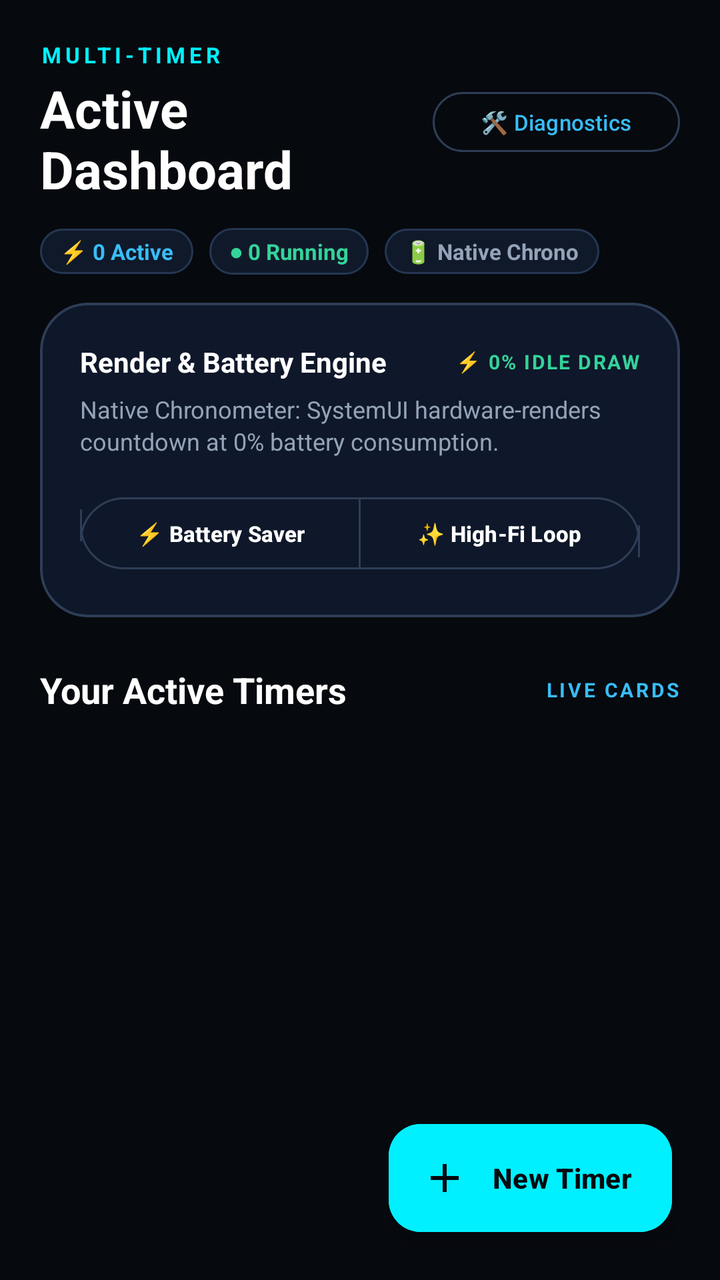
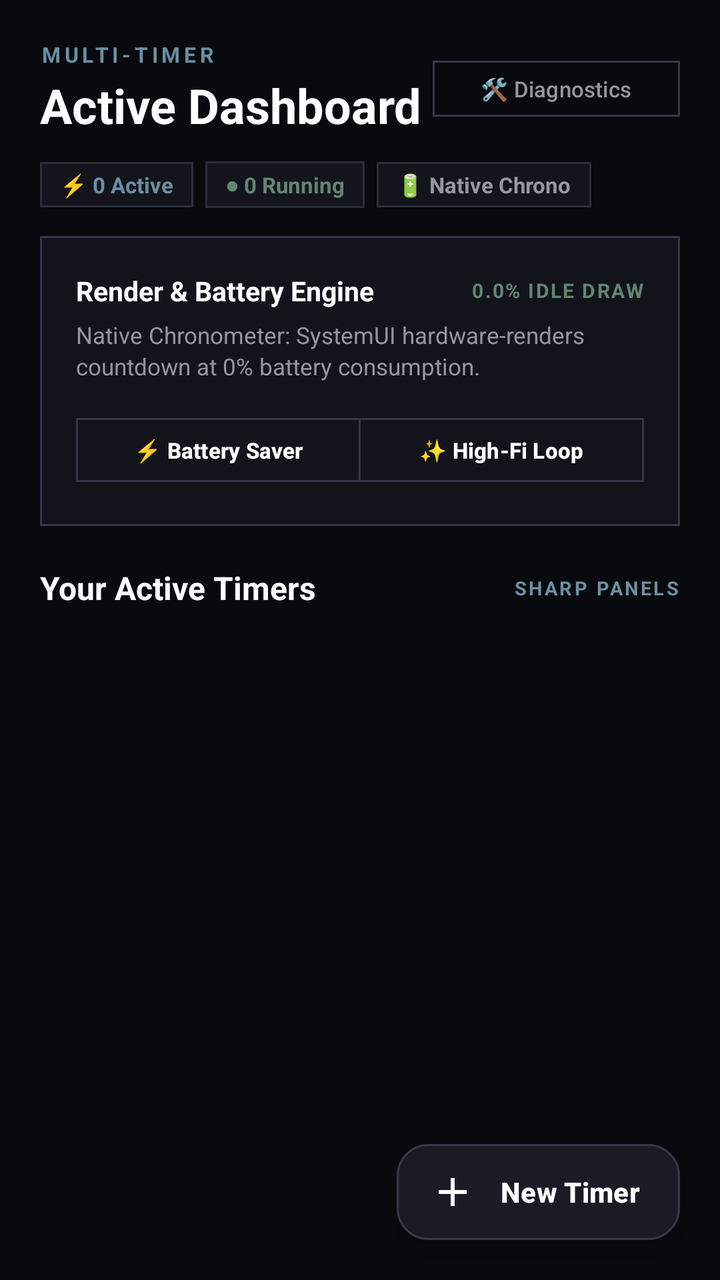

Screens rendered from an Android XML layout before and after an edit, with the pre-edit source and the edit as a unified diff.
<!-- AndroidManifest.xml: application theme Theme.MultiTimer -->
<!-- res/layout/activity_main.xml -->
<?xml version="1.0" encoding="utf-8"?>
<androidx.coordinatorlayout.widget.CoordinatorLayout xmlns:android="http://schemas.android.com/apk/res/android"
    xmlns:app="http://schemas.android.com/apk/res-auto"
    android:layout_width="match_parent"
    android:layout_height="match_parent"
    android:background="@color/bg_dark">

    <com.google.android.material.appbar.AppBarLayout
        android:layout_width="match_parent"
        android:layout_height="wrap_content"
        android:background="@color/bg_dark"
        app:elevation="0dp">

        <LinearLayout
            android:layout_width="match_parent"
            android:layout_height="wrap_content"
            android:gravity="center_vertical"
            android:orientation="horizontal"
            android:paddingStart="20dp"
            android:paddingTop="20dp"
            android:paddingEnd="20dp"
            android:paddingBottom="12dp">

            <LinearLayout
                android:layout_width="0dp"
                android:layout_height="wrap_content"
                android:layout_weight="1"
                android:orientation="vertical">

                <TextView
                    android:layout_width="wrap_content"
                    android:layout_height="wrap_content"
                    android:text="MULTI-TIMER"
                    android:textColor="@color/primary_neon"
                    android:textSize="11sp"
                    android:letterSpacing="0.18"
                    android:textStyle="bold" />

                <TextView
                    android:layout_width="wrap_content"
                    android:layout_height="wrap_content"
                    android:layout_marginTop="2dp"
                    android:text="Active Dashboard"
                    android:textColor="@color/text_main"
                    android:textSize="26sp"
                    android:textStyle="bold" />
            </LinearLayout>

            <com.google.android.material.button.MaterialButton
                android:id="@+id/btn_diagnostics"
                style="?attr/materialButtonOutlinedStyle"
                android:layout_width="wrap_content"
                android:layout_height="38dp"
                android:text="🛠️ Diagnostics"
                android:textColor="@color/primary"
                android:textSize="11sp"
                app:cornerRadius="19dp"
                app:strokeColor="@color/surface_card_stroke_bright" />
        </LinearLayout>

        
        <LinearLayout
            android:layout_width="match_parent"
            android:layout_height="wrap_content"
            android:orientation="horizontal"
            android:paddingStart="20dp"
            android:paddingEnd="20dp"
            android:paddingBottom="14dp">

            <TextView
                android:id="@+id/text_stat_active"
                android:layout_width="wrap_content"
                android:layout_height="wrap_content"
                android:background="@drawable/btn_strategy_bg"
                android:paddingStart="10dp"
                android:paddingTop="4dp"
                android:paddingEnd="10dp"
                android:paddingBottom="4dp"
                android:text="⚡ 0 Active"
                android:textColor="@color/primary"
                android:textSize="11sp"
                android:textStyle="bold"
                android:layout_marginEnd="8dp" />

            <TextView
                android:id="@+id/text_stat_running"
                android:layout_width="wrap_content"
                android:layout_height="wrap_content"
                android:background="@drawable/btn_strategy_bg"
                android:paddingStart="10dp"
                android:paddingTop="4dp"
                android:paddingEnd="10dp"
                android:paddingBottom="4dp"
                android:text="● 0 Running"
                android:textColor="@color/accent_glow"
                android:textSize="11sp"
                android:textStyle="bold"
                android:layout_marginEnd="8dp" />

            <TextView
                android:id="@+id/text_stat_engine"
                android:layout_width="wrap_content"
                android:layout_height="wrap_content"
                android:background="@drawable/btn_strategy_bg"
                android:paddingStart="10dp"
                android:paddingTop="4dp"
                android:paddingEnd="10dp"
                android:paddingBottom="4dp"
                android:text="🔋 Native Chrono"
                android:textColor="@color/text_sub"
                android:textSize="11sp"
                android:textStyle="bold" />
        </LinearLayout>

    </com.google.android.material.appbar.AppBarLayout>

    <androidx.core.widget.NestedScrollView
        android:layout_width="match_parent"
        android:layout_height="match_parent"
        app:layout_behavior="@string/appbar_scrolling_view_behavior">

        <LinearLayout
            android:layout_width="match_parent"
            android:layout_height="wrap_content"
            android:orientation="vertical"
            android:paddingStart="20dp"
            android:paddingEnd="20dp"
            android:paddingBottom="120dp">

            
            <com.google.android.material.card.MaterialCardView
                android:layout_width="match_parent"
                android:layout_height="wrap_content"
                android:layout_marginBottom="24dp"
                app:cardBackgroundColor="@color/surface_card"
                app:cardCornerRadius="24dp"
                app:cardElevation="0dp"
                app:strokeColor="@color/surface_card_stroke_bright"
                app:strokeWidth="1.2dp">

                <LinearLayout
                    android:layout_width="match_parent"
                    android:layout_height="wrap_content"
                    android:orientation="vertical"
                    android:padding="20dp">

                    <LinearLayout
                        android:layout_width="match_parent"
                        android:layout_height="wrap_content"
                        android:gravity="center_vertical"
                        android:orientation="horizontal">

                        <TextView
                            android:layout_width="0dp"
                            android:layout_height="wrap_content"
                            android:layout_weight="1"
                            android:text="Render &amp; Battery Engine"
                            android:textColor="@color/text_main"
                            android:textSize="14sp"
                            android:textStyle="bold" />

                        <TextView
                            android:layout_width="wrap_content"
                            android:layout_height="wrap_content"
                            android:text="⚡ 0% IDLE DRAW"
                            android:textColor="@color/accent_glow"
                            android:textSize="10sp"
                            android:letterSpacing="0.08"
                            android:textStyle="bold" />
                    </LinearLayout>

                    <TextView
                        android:id="@+id/strategy_description"
                        android:layout_width="wrap_content"
                        android:layout_height="wrap_content"
                        android:layout_marginTop="6dp"
                        android:layout_marginBottom="16dp"
                        android:text="Native Chronometer: SystemUI hardware-renders countdown at 0% battery consumption."
                        android:textColor="@color/text_sub"
                        android:textSize="12sp"
                        android:lineSpacingExtra="2dp" />

                    <com.google.android.material.button.MaterialButtonToggleGroup
                        android:id="@+id/toggle_group_strategy"
                        android:layout_width="match_parent"
                        android:layout_height="wrap_content"
                        app:singleSelection="true">

                        <com.google.android.material.button.MaterialButton
                            android:id="@+id/btn_mode_chronometer"
                            style="?attr/materialButtonOutlinedStyle"
                            android:layout_width="0dp"
                            android:layout_height="44dp"
                            android:layout_weight="1"
                            android:text="⚡ Battery Saver"
                            android:textColor="@color/text_main"
                            android:textSize="11sp"
                            android:textStyle="bold"
                            app:cornerRadius="22dp"
                            app:strokeColor="@color/surface_card_stroke_bright" />

                        <com.google.android.material.button.MaterialButton
                            android:id="@+id/btn_mode_loop"
                            style="?attr/materialButtonOutlinedStyle"
                            android:layout_width="0dp"
                            android:layout_height="44dp"
                            android:layout_weight="1"
                            android:text="✨ High-Fi Loop"
                            android:textColor="@color/text_main"
                            android:textSize="11sp"
                            android:textStyle="bold"
                            app:cornerRadius="22dp"
                            app:strokeColor="@color/surface_card_stroke_bright" />
                    </com.google.android.material.button.MaterialButtonToggleGroup>

                </LinearLayout>
            </com.google.android.material.card.MaterialCardView>

            
            <LinearLayout
                android:layout_width="match_parent"
                android:layout_height="wrap_content"
                android:gravity="center_vertical"
                android:layout_marginBottom="14dp"
                android:orientation="horizontal">

                <TextView
                    android:layout_width="0dp"
                    android:layout_height="wrap_content"
                    android:layout_weight="1"
                    android:text="Your Active Timers"
                    android:textColor="@color/text_main"
                    android:textSize="18sp"
                    android:textStyle="bold" />

                <TextView
                    android:layout_width="wrap_content"
                    android:layout_height="wrap_content"
                    android:text="LIVE CARDS"
                    android:textColor="@color/primary"
                    android:textSize="10sp"
                    android:letterSpacing="0.12"
                    android:textStyle="bold" />
            </LinearLayout>

            
            <LinearLayout
                android:id="@+id/layout_empty_state"
                android:layout_width="match_parent"
                android:layout_height="wrap_content"
                android:gravity="center"
                android:orientation="vertical"
                android:background="@drawable/widget_item_bg"
                android:paddingTop="36dp"
                android:paddingBottom="36dp"
                android:paddingStart="24dp"
                android:paddingEnd="24dp"
                android:visibility="gone">

                <TextView
                    android:layout_width="wrap_content"
                    android:layout_height="wrap_content"
                    android:text="⏱️"
                    android:textSize="44sp"
                    android:layout_marginBottom="12dp" />

                <TextView
                    android:layout_width="wrap_content"
                    android:layout_height="wrap_content"
                    android:text="No Timers Running"
                    android:textColor="@color/text_main"
                    android:textSize="16sp"
                    android:textStyle="bold" />

                <TextView
                    android:layout_width="wrap_content"
                    android:layout_height="wrap_content"
                    android:layout_marginTop="4dp"
                    android:gravity="center"
                    android:text="Tap '+ New Timer' below to create a focus block, workout sprint, or YouTube Music countdown."
                    android:textColor="@color/text_muted"
                    android:textSize="12sp" />
            </LinearLayout>

            <androidx.recyclerview.widget.RecyclerView
                android:id="@+id/recycler_timers"
                android:layout_width="match_parent"
                android:layout_height="wrap_content"
                android:nestedScrollingEnabled="false" />

        </LinearLayout>
    </androidx.core.widget.NestedScrollView>

    <com.google.android.material.floatingactionbutton.ExtendedFloatingActionButton
        android:id="@+id/fab_add_timer"
        android:layout_width="wrap_content"
        android:layout_height="54dp"
        android:layout_gravity="bottom|end"
        android:layout_margin="24dp"
        android:backgroundTint="@color/primary_neon"
        android:text="New Timer"
        android:textColor="#06090E"
        android:textStyle="bold"
        app:cornerRadius="27dp"
        app:elevation="8dp"
        app:icon="@drawable/ic_add"
        app:iconTint="#06090E" />

</androidx.coordinatorlayout.widget.CoordinatorLayout>
<!-- resources referenced by this layout -->
<resources>
  <color name="accent_glow">#34D399</color>
  <color name="bg_dark">#06090E</color>
  <color name="primary">#38BDF8</color>
  <color name="primary_neon">#00F0FF</color>
  <color name="surface_card">#0F172A</color>
  <color name="surface_card_stroke_bright">#2E3E57</color>
  <color name="text_main">#FFFFFF</color>
  <color name="text_muted">#64748B</color>
  <color name="text_sub">#94A3B8</color>
  <!-- drawable btn_strategy_bg (drawable) -->
  <?xml version="1.0" encoding="utf-8"?>
  <shape xmlns:android="http://schemas.android.com/apk/res/android"
      android:shape="rectangle">
      <solid android:color="#10192A" />
      <corners android:radius="14dp" />
      <stroke
          android:width="1dp"
          android:color="#243752" />
  </shape>
  <!-- drawable ic_add (drawable) -->
  <vector xmlns:android="http://schemas.android.com/apk/res/android"
      android:width="24dp"
      android:height="24dp"
      android:viewportWidth="24"
      android:viewportHeight="24">
      <path
          android:fillColor="#38BDF8"
          android:pathData="M19,13h-6v6h-2v-6H5v-2h6V5h2v6h6v2z"/>
  </vector>
  <!-- drawable widget_item_bg (drawable) -->
  <shape xmlns:android="http://schemas.android.com/apk/res/android"
      android:shape="rectangle">
      <solid android:color="#141E30" />
      <corners android:radius="18dp" />
      <stroke
          android:width="1dp"
          android:color="#21324B" />
  </shape>
  <style name="Theme.MultiTimer" parent="Theme.Material3.Dark.NoActionBar">
          <item name="colorPrimary">@color/primary</item>
          <item name="colorSecondary">@color/accent</item>
          <item name="android:statusBarColor">@color/bg_dark</item>
          <item name="android:windowBackground">@color/bg_dark</item>
      </style>
  <color name="accent">#10B981</color>
</resources>

<!-- the commit's change to res/layout/activity_main.xml (unified diff, before → after) -->
@@ -31,8 +31,8 @@
                     android:layout_width="wrap_content"
                     android:layout_height="wrap_content"
                     android:text="MULTI-TIMER"
-                    android:textColor="@color/primary_neon"
-                    android:textSize="11sp"
+                    android:textColor="@color/primary"
+                    android:textSize="10.5sp"
                     android:letterSpacing="0.18"
                     android:textStyle="bold" />
 
@@ -42,7 +42,7 @@
                     android:layout_marginTop="2dp"
                     android:text="Active Dashboard"
                     android:textColor="@color/text_main"
-                    android:textSize="26sp"
+                    android:textSize="24sp"
                     android:textStyle="bold" />
             </LinearLayout>
 
@@ -50,11 +50,11 @@
                 android:id="@+id/btn_diagnostics"
                 style="?attr/materialButtonOutlinedStyle"
                 android:layout_width="wrap_content"
-                android:layout_height="38dp"
+                android:layout_height="36dp"
                 android:text="🛠️ Diagnostics"
-                android:textColor="@color/primary"
+                android:textColor="@color/text_sub"
                 android:textSize="11sp"
-                app:cornerRadius="19dp"
+                app:cornerRadius="0dp"
                 app:strokeColor="@color/surface_card_stroke_bright" />
         </LinearLayout>
 
@@ -80,7 +80,7 @@
                 android:textColor="@color/primary"
                 android:textSize="11sp"
                 android:textStyle="bold"
-                android:layout_marginEnd="8dp" />
+                android:layout_marginEnd="6dp" />
 
             <TextView
                 android:id="@+id/text_stat_running"
@@ -92,10 +92,10 @@
                 android:paddingEnd="10dp"
                 android:paddingBottom="4dp"
                 android:text="● 0 Running"
-                android:textColor="@color/accent_glow"
+                android:textColor="@color/accent"
                 android:textSize="11sp"
                 android:textStyle="bold"
-                android:layout_marginEnd="8dp" />
+                android:layout_marginEnd="6dp" />
 
             <TextView
                 android:id="@+id/text_stat_engine"
@@ -131,18 +131,18 @@
             <com.google.android.material.card.MaterialCardView
                 android:layout_width="match_parent"
                 android:layout_height="wrap_content"
-                android:layout_marginBottom="24dp"
+                android:layout_marginBottom="20dp"
                 app:cardBackgroundColor="@color/surface_card"
-                app:cardCornerRadius="24dp"
+                app:cardCornerRadius="0dp"
                 app:cardElevation="0dp"
                 app:strokeColor="@color/surface_card_stroke_bright"
-                app:strokeWidth="1.2dp">
+                app:strokeWidth="1dp">
 
                 <LinearLayout
                     android:layout_width="match_parent"
                     android:layout_height="wrap_content"
                     android:orientation="vertical"
-                    android:padding="20dp">
+                    android:padding="18dp">
 
                     <LinearLayout
                         android:layout_width="match_parent"
@@ -156,14 +156,14 @@
                             android:layout_weight="1"
                             android:text="Render &amp; Battery Engine"
                             android:textColor="@color/text_main"
-                            android:textSize="14sp"
+                            android:textSize="13.5sp"
                             android:textStyle="bold" />
 
                         <TextView
                             android:layout_width="wrap_content"
                             android:layout_height="wrap_content"
-                            android:text="⚡ 0% IDLE DRAW"
-                            android:textColor="@color/accent_glow"
+                            android:text="0.0% IDLE DRAW"
+                            android:textColor="@color/accent"
                             android:textSize="10sp"
                             android:letterSpacing="0.08"
                             android:textStyle="bold" />
@@ -173,11 +173,11 @@
                         android:id="@+id/strategy_description"
                         android:layout_width="wrap_content"
                         android:layout_height="wrap_content"
-                        android:layout_marginTop="6dp"
-                        android:layout_marginBottom="16dp"
+                        android:layout_marginTop="5dp"
+                        android:layout_marginBottom="14dp"
                         android:text="Native Chronometer: SystemUI hardware-renders countdown at 0% battery consumption."
                         android:textColor="@color/text_sub"
-                        android:textSize="12sp"
+                        android:textSize="11.5sp"
                         android:lineSpacingExtra="2dp" />
 
                     <com.google.android.material.button.MaterialButtonToggleGroup
@@ -190,26 +190,26 @@
                             android:id="@+id/btn_mode_chronometer"
                             style="?attr/materialButtonOutlinedStyle"
                             android:layout_width="0dp"
-                            android:layout_height="44dp"
+                            android:layout_height="40dp"
                             android:layout_weight="1"
                             android:text="⚡ Battery Saver"
                             android:textColor="@color/text_main"
                             android:textSize="11sp"
                             android:textStyle="bold"
-                            app:cornerRadius="22dp"
+                            app:cornerRadius="0dp"
                             app:strokeColor="@color/surface_card_stroke_bright" />
 
                         <com.google.android.material.button.MaterialButton
                             android:id="@+id/btn_mode_loop"
                             style="?attr/materialButtonOutlinedStyle"
                             android:layout_width="0dp"
-                            android:layout_height="44dp"
+                            android:layout_height="40dp"
                             android:layout_weight="1"
                             android:text="✨ High-Fi Loop"
                             android:textColor="@color/text_main"
                             android:textSize="11sp"
                             android:textStyle="bold"
-                            app:cornerRadius="22dp"
+                            app:cornerRadius="0dp"
                             app:strokeColor="@color/surface_card_stroke_bright" />
                     </com.google.android.material.button.MaterialButtonToggleGroup>
 
@@ -221,7 +221,7 @@
                 android:layout_width="match_parent"
                 android:layout_height="wrap_content"
                 android:gravity="center_vertical"
-                android:layout_marginBottom="14dp"
+                android:layout_marginBottom="12dp"
                 android:orientation="horizontal">
 
                 <TextView
@@ -230,15 +230,15 @@
                     android:layout_weight="1"
                     android:text="Your Active Timers"
                     android:textColor="@color/text_main"
-                    android:textSize="18sp"
-                    android:textStyle="bold" />
-
-                <TextView
-                    android:layout_width="wrap_content"
-                    android:layout_height="wrap_content"
-                    android:text="LIVE CARDS"
+                    android:textSize="16sp"
+                    android:textStyle="bold" />
+
+                <TextView
+                    android:layout_width="wrap_content"
+                    android:layout_height="wrap_content"
+                    android:text="SHARP PANELS"
                     android:textColor="@color/primary"
-                    android:textSize="10sp"
+                    android:textSize="9.5sp"
                     android:letterSpacing="0.12"
                     android:textStyle="bold" />
             </LinearLayout>
@@ -260,16 +260,16 @@
                 <TextView
                     android:layout_width="wrap_content"
                     android:layout_height="wrap_content"
-                    android:text="⏱️"
-                    android:textSize="44sp"
-                    android:layout_marginBottom="12dp" />
+                    android:text="⏱"
+                    android:textSize="36sp"
+                    android:layout_marginBottom="10dp" />
 
                 <TextView
                     android:layout_width="wrap_content"
                     android:layout_height="wrap_content"
                     android:text="No Timers Running"
                     android:textColor="@color/text_main"
-                    android:textSize="16sp"
+                    android:textSize="15sp"
                     android:textStyle="bold" />
 
                 <TextView
@@ -277,9 +277,9 @@
                     android:layout_height="wrap_content"
                     android:layout_marginTop="4dp"
                     android:gravity="center"
-                    android:text="Tap '+ New Timer' below to create a focus block, workout sprint, or YouTube Music countdown."
+                    android:text="Tap '+ New Timer' below to create a countdown."
                     android:textColor="@color/text_muted"
-                    android:textSize="12sp" />
+                    android:textSize="11.5sp" />
             </LinearLayout>
 
             <androidx.recyclerview.widget.RecyclerView
@@ -291,19 +291,22 @@
         </LinearLayout>
     </androidx.core.widget.NestedScrollView>
 
+    
     <com.google.android.material.floatingactionbutton.ExtendedFloatingActionButton
         android:id="@+id/fab_add_timer"
         android:layout_width="wrap_content"
-        android:layout_height="54dp"
+        android:layout_height="48dp"
         android:layout_gravity="bottom|end"
-        android:layout_margin="24dp"
-        android:backgroundTint="@color/primary_neon"
+        android:layout_margin="20dp"
+        android:backgroundTint="@color/surface_card_inner"
         android:text="New Timer"
-        android:textColor="#06090E"
+        android:textColor="@color/text_main"
         android:textStyle="bold"
-        app:cornerRadius="27dp"
-        app:elevation="8dp"
+        app:strokeColor="@color/surface_card_stroke_bright"
+        app:strokeWidth="1dp"
+        app:cornerRadius="0dp"
+        app:elevation="4dp"
         app:icon="@drawable/ic_add"
-        app:iconTint="#06090E" />
+        app:iconTint="@color/text_main" />
 
 </androidx.coordinatorlayout.widget.CoordinatorLayout>
<!-- resource entries referenced after the edit -->
@@ -1,23 +1,22 @@
 <!-- resources referenced by this layout -->
 <resources>
-  <color name="accent_glow">#34D399</color>
-  <color name="bg_dark">#06090E</color>
-  <color name="primary">#38BDF8</color>
-  <color name="primary_neon">#00F0FF</color>
-  <color name="surface_card">#0F172A</color>
-  <color name="surface_card_stroke_bright">#2E3E57</color>
+  <color name="bg_dark">#090A0D</color>
+  <color name="primary">#6B8FA3</color>
+  <color name="surface_card">#13141B</color>
+  <color name="surface_card_inner">#1A1C25</color>
+  <color name="surface_card_stroke_bright">#34384A</color>
   <color name="text_main">#FFFFFF</color>
-  <color name="text_muted">#64748B</color>
-  <color name="text_sub">#94A3B8</color>
+  <color name="text_muted">#5E606A</color>
+  <color name="text_sub">#9496A1</color>
   <!-- drawable btn_strategy_bg (drawable) -->
   <?xml version="1.0" encoding="utf-8"?>
   <shape xmlns:android="http://schemas.android.com/apk/res/android"
       android:shape="rectangle">
-      <solid android:color="#10192A" />
-      <corners android:radius="14dp" />
+      <solid android:color="#14151C" />
+      <corners android:radius="0dp" />
       <stroke
           android:width="1dp"
-          android:color="#243752" />
+          android:color="#2A2D3C" />
   </shape>
   <!-- drawable ic_add (drawable) -->
   <vector xmlns:android="http://schemas.android.com/apk/res/android"
@@ -32,11 +31,11 @@
   <!-- drawable widget_item_bg (drawable) -->
   <shape xmlns:android="http://schemas.android.com/apk/res/android"
       android:shape="rectangle">
-      <solid android:color="#141E30" />
-      <corners android:radius="18dp" />
+      <solid android:color="#161822" />
+      <corners android:radius="0dp" />
       <stroke
           android:width="1dp"
-          android:color="#21324B" />
+          android:color="#262835" />
   </shape>
   <style name="Theme.MultiTimer" parent="Theme.Material3.Dark.NoActionBar">
           <item name="colorPrimary">@color/primary</item>
@@ -44,6 +43,6 @@
           <item name="android:statusBarColor">@color/bg_dark</item>
           <item name="android:windowBackground">@color/bg_dark</item>
       </style>
-  <color name="accent">#10B981</color>
+  <color name="accent">#638573</color>
 </resources>
 
